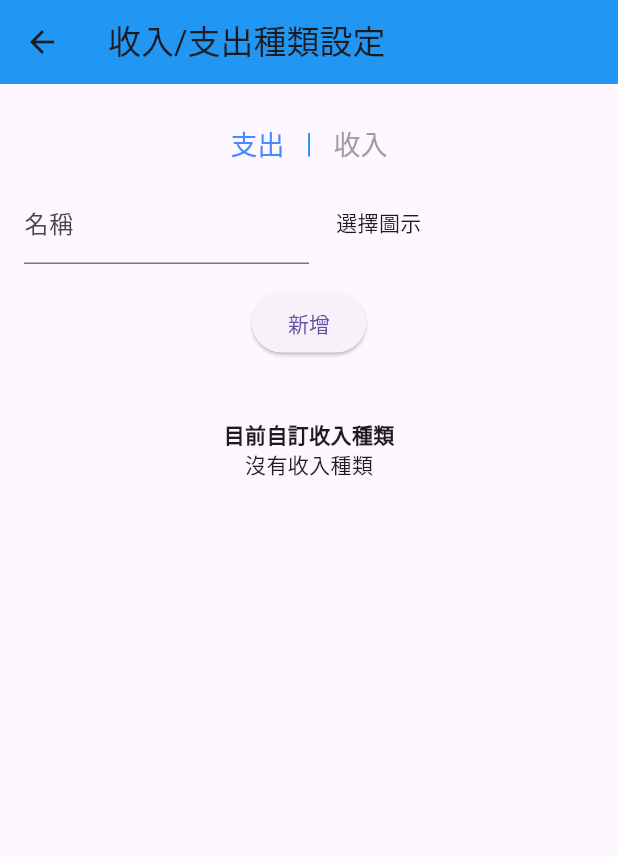
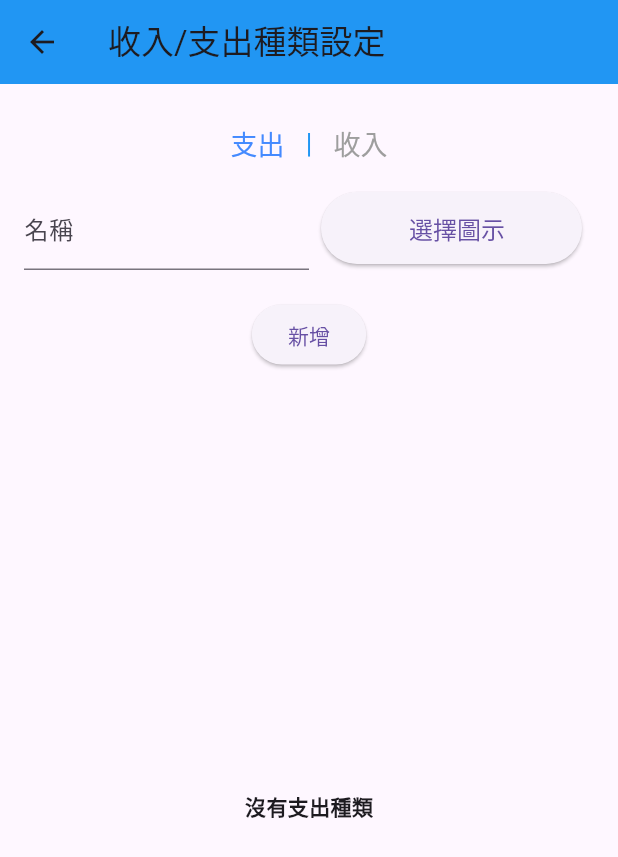
Before and after one commit to ChenYi0725/accounting_app, a Flutter app: the InsertPage screen opened directly with empty values, after a tap on "設定", on a phone screen of 412 x 824 dp. Shown: the top 857 px of the screen. Run offline on Flutter 3.47's test engine with Material 3 defaults, Android fonts, the phone set to English and light mode, and no system bars; our stand-ins replace barcode_widget, math_expressions, sqflite; missing offline and left inert: dart:ffi; accounts and stored records are empty.

Commit message:
fix insert type database and finish the project

```diff
--- a/lib/model/insert_type_list.dart
+++ b/lib/model/insert_type_list.dart
@@ -1,20 +1,60 @@
 import 'package:flutter/material.dart';
+import '../Database/database_helper.dart';
 import '../pages/insert_type_setting_page.dart';
 
 class InsertTypeList extends StatelessWidget {
   final Function(String, IconData) onTypeSelected;
   final List<String> categories;
   final List<IconData> iconCategories;
+  final String transactionType;
+  late Future<List<Map<String, dynamic>>> _transactionTypes;
+  final VoidCallback updatePage;
 
-  InsertTypeList({
-    super.key,
+  InsertTypeList(
+      {super.key,
       required this.onTypeSelected,
       required this.categories,
       required this.iconCategories,
-  });
+      required this.transactionType,
+      required this.updatePage}) {
+    final isExpense = transactionType == "支出" ? 1 : 0;
+    _transactionTypes = _fetchInsertTypesToList(isExpense);
+  }
+  Future<List<Map<String, dynamic>>> _fetchInsertTypesToList(
+      int isExpense) async {
+    final dbHelper = DatabaseHelper();
+    final rawTypes = await dbHelper.fetchInsertTypes(isExpense); // 獲取資料庫類型
+    return rawTypes
+        .map((type) => {
+              'name': type['name'] as String,
+              'icon': IconData(
+                int.parse(type['iconName']),
+                fontFamily: 'MaterialIcons',
+              )
+            })
+        .toList();
+  }
 
   @override
   Widget build(BuildContext context) {
+    return FutureBuilder<List<Map<String, dynamic>>>(
+      future: _transactionTypes,
+      builder: (context, snapshot) {
+        if (snapshot.connectionState == ConnectionState.waiting) {
+          return const Center(child: CircularProgressIndicator()); // 顯示加載中
+        } else if (snapshot.hasError) {
+          return Center(child: Text("加載失敗：${snapshot.error}"));
+        } else {
+          final dynamicTypes = snapshot.data ?? [];
+          final allCategories = [
+            ...categories,
+            ...dynamicTypes.map((type) => type['name'] as String).toList(),
+          ];
+          final allIconCategories = [
+            ...iconCategories,
+            ...dynamicTypes.map((type) => type['icon'] as IconData).toList(),
+          ];
+
           return Expanded(
             child: GridView.builder(
               gridDelegate: const SliverGridDelegateWithFixedCrossAxisCount(
@@ -23,23 +63,26 @@ class InsertTypeList extends StatelessWidget {
                 mainAxisSpacing: 8,
                 childAspectRatio: 2,
               ),
-        itemCount: categories.length + 1,
+              itemCount: allCategories.length + 1,
               itemBuilder: (context, index) {
-          if (index < categories.length) {
+                if (index < allCategories.length) {
                   return ElevatedButton(
                     onPressed: () {
-                onTypeSelected(categories[index], iconCategories[index]);
+                      onTypeSelected(
+                          allCategories[index], allIconCategories[index]);
                     },
-              child: Row(children: [
+                    child: Row(
+                      children: [
                         Icon(
-                  iconCategories[index],
+                          allIconCategories[index],
                           size: 18,
                         ),
                         Text(
-                  categories[index],
+                          allCategories[index],
                           style: const TextStyle(fontSize: 13),
-                )
-              ]), // 顯示文字
+                        ),
+                      ],
+                    ),
                   );
                 } else {
                   return ElevatedButton(
@@ -47,10 +90,14 @@ class InsertTypeList extends StatelessWidget {
                       Navigator.push(
                           context,
                           MaterialPageRoute(
-                            builder: (context) => InsertTypeSettingPage()))
-                    .then((result) {});
+                              builder: (context) => InsertTypeSettingPage(
+                                    updatePage: updatePage,
+                                  ))).then((result) {
+                        updatePage();
+                      });
                     },
-              child: const Row(children: [
+                    child: const Row(
+                      children: [
                         Icon(
                           Icons.settings,
                           color: Colors.black,
@@ -59,12 +106,16 @@ class InsertTypeList extends StatelessWidget {
                         Text(
                           "設定",
                           style: TextStyle(fontSize: 13, color: Colors.black),
-                )
-              ]), // 顯示文字
+                        ),
+                      ],
+                    ),
                   );
                 }
               },
             ),
           );
         }
+      },
+    );
   }
+}
--- a/lib/model/main_page_drawer.dart
+++ b/lib/model/main_page_drawer.dart
@@ -85,7 +85,6 @@ class _MainPageDrawerState extends State<MainPageDrawer> {
                       TextButton(
                         onPressed: () {
                           _updateVehicleNumber(_controller.text);
-
                           Navigator.of(context).pop();
                           widget.updateMainPage();
                         },
@@ -103,7 +102,9 @@ class _MainPageDrawerState extends State<MainPageDrawer> {
               Navigator.push(
                   context,
                   MaterialPageRoute(
-                      builder: (context) => InsertTypeSettingPage()));
+                      builder: (context) => InsertTypeSettingPage(
+                            updatePage: () {},
+                          )));
             },
           ),
         ],
--- a/lib/pages/insert_page.dart
+++ b/lib/pages/insert_page.dart
@@ -46,6 +46,11 @@ class _InsertPageState extends State<InsertPage> {
     } else {
       return accountTypeController.incomeTypeCategories;
     }
+  }
+
+  void updatePage() {
+    print("update");
+    setState(() {});
   }
 
   List<IconData> get iconCategories {
@@ -189,10 +194,14 @@ class _InsertPageState extends State<InsertPage> {
       ),
       body: Column(
         children: [
-          InsertTypeList(
-            onTypeSelected: _onTypeSelected,
-            categories: categories,
-            iconCategories: iconCategories,
+          Expanded(
+            child: InsertTypeList(
+              onTypeSelected: _onTypeSelected,
+              categories: categories,
+              iconCategories: iconCategories,
+              transactionType: transactionType,
+              updatePage: updatePage,
+            ),
           ),
           SizedBox(height: 16),
           Container(
--- a/lib/pages/insert_type_setting_page.dart
+++ b/lib/pages/insert_type_setting_page.dart
@@ -3,6 +3,10 @@ import 'package:flutter/material.dart';
 import '../Database/database_helper.dart';
 
 class InsertTypeSettingPage extends StatefulWidget {
+  final VoidCallback updatePage;
+
+  const InsertTypeSettingPage({super.key, required this.updatePage});
+
   @override
   _InsertTypeSettingPageState createState() => _InsertTypeSettingPageState();
 }
@@ -10,12 +14,11 @@ class InsertTypeSettingPage extends StatefulWidget {
 class _InsertTypeSettingPageState extends State<InsertTypeSettingPage> {
   final TextEditingController _nameController = TextEditingController();
   final TextEditingController _iconController = TextEditingController();
-  bool _isExpense = false;
+  bool _isExpense = true;
   bool isIconChoose = false;
   late Future<List<Map<String, dynamic>>> _expenseTypes;
   late Future<List<Map<String, dynamic>>> _incomeTypes;
   ColorConfig colorConfig = ColorConfig();
-  late String insertType;
   String transactionType = "支出";
 
   final List<IconData> _iconList = [
@@ -29,13 +32,13 @@ class _InsertTypeSettingPageState extends State<InsertTypeSettingPage> {
     Icons.assessment,
     Icons.beach_access,
     Icons.business,
+    Icons.ice_skating,
   ];
 
   @override
   void initState() {
     super.initState();
     _iconController.text = Icons.home.codePoint.toString();
-
     _fetchTypes();
   }
 
@@ -97,14 +100,14 @@ class _InsertTypeSettingPageState extends State<InsertTypeSettingPage> {
           itemBuilder: (context, index) {
             IconData iconData = _iconList[index];
             return IconButton(
-              icon: Icon(iconData, size: 30), // 調整圖示大小
+              icon: Icon(iconData, size: 30),
               onPressed: () {
                 setState(() {
-                  _iconController.text =
-                      iconData.codePoint.toString(); // 設定選擇的圖標
+                  _iconController.text = iconData.codePoint.toString();
                   isIconChoose = true;
+                  widget.updatePage();
+                  Navigator.pop(context);
                 });
-                Navigator.pop(context); // 關閉選擇器
               },
             );
           },
@@ -119,6 +122,13 @@ class _InsertTypeSettingPageState extends State<InsertTypeSettingPage> {
       resizeToAvoidBottomInset: false,
       appBar: AppBar(
         title: const Text('收入/支出種類設定'),
+        leading: IconButton(
+          icon: Icon(Icons.arrow_back),
+          onPressed: () {
+            widget.updatePage;
+            Navigator.pop(context);
+          },
+        ),
         backgroundColor: colorConfig.mainColor,
       ),
       body: Padding(
@@ -142,7 +152,7 @@ class _InsertTypeSettingPageState extends State<InsertTypeSettingPage> {
                         color: transactionType == "支出"
                             ? colorConfig.secondColor
                             : Colors.grey,
-                        fontSize: 18), // 調整文字大小
+                        fontSize: 18),
                   ),
                 ),
                 Text("|",
@@ -180,25 +190,21 @@ class _InsertTypeSettingPageState extends State<InsertTypeSettingPage> {
                   flex: 1,
                   child: Padding(
                     padding: const EdgeInsets.all(8.0),
-                      child: GestureDetector(
-                        onTap: _selectIcon,
-                        child: Center(
-                          child: Row(
-                            children: [
-                              const SizedBox(
-                                width: 10,
-                              ),
-                              isIconChoose &&
+                    child: ElevatedButton.icon(
+                      onPressed: _selectIcon,
+                      icon: isIconChoose &&
                               stringToIcon(_iconController.text) != null
-                                  ? Icon(stringToIcon(_iconController.text),
-                                      size: 24) // 調整圖示大小
+                          ? Icon(stringToIcon(_iconController.text), size: 24)
                           : const SizedBox.shrink(),
-                              const Text("選擇圖示"),
-                            ],
+                      label: const Text('選擇圖示'),
+                      style: ElevatedButton.styleFrom(
+                        padding: const EdgeInsets.symmetric(
+                            vertical: 12, horizontal: 16),
+                        textStyle: const TextStyle(fontSize: 16),
                       ),
                     ),
                   ),
-                    )),
+                ),
               ],
             ),
             const SizedBox(
@@ -212,27 +218,23 @@ class _InsertTypeSettingPageState extends State<InsertTypeSettingPage> {
             ),
             const SizedBox(height: 20),
             Expanded(
-              flex: 1,
-              child: Column(
-                children: [
-                  // 顯示支出類型
-                  if (_isExpense) ...[
-                    const Text('目前自訂支出種類',
-                        style: TextStyle(fontWeight: FontWeight.bold)),
-                    FutureBuilder<List<Map<String, dynamic>>>(
-                      future: _expenseTypes,
+              child: FutureBuilder<List<Map<String, dynamic>>>(
+                future: _isExpense ? _expenseTypes : _incomeTypes,
                 builder: (context, snapshot) {
-                        if (snapshot.connectionState ==
-                            ConnectionState.waiting) {
-                          return const CircularProgressIndicator();
+                  if (snapshot.connectionState == ConnectionState.waiting) {
+                    return const Center(child: CircularProgressIndicator());
                   }
 
                   if (!snapshot.hasData || snapshot.data!.isEmpty) {
-                          return const Center(child: Text('沒有支出種類'));
+                    return Center(
+                      child: Text(
+                        _isExpense ? '沒有支出種類' : '沒有收入種類',
+                        style: const TextStyle(fontWeight: FontWeight.bold),
+                      ),
+                    );
                   }
 
                   return ListView.builder(
-                          shrinkWrap: true,
                     itemCount: snapshot.data!.length,
                     itemBuilder: (context, index) {
                       final type = snapshot.data![index];
@@ -240,7 +242,7 @@ class _InsertTypeSettingPageState extends State<InsertTypeSettingPage> {
                         leading: Icon(
                           IconData(int.parse(type['iconName']),
                               fontFamily: 'MaterialIcons'),
-                                size: 20, // 調整圖示大小
+                          size: 20,
                         ),
                         title: Text(type['name']),
                         trailing: IconButton(
@@ -254,49 +256,6 @@ class _InsertTypeSettingPageState extends State<InsertTypeSettingPage> {
                   );
                 },
               ),
-                  ],
-                  const SizedBox(height: 20),
-                  // 顯示收入類型
-                  if (!_isExpense) ...[
-                    const Text('目前自訂收入種類',
-                        style: TextStyle(fontWeight: FontWeight.bold)),
-                  ],
-                  FutureBuilder<List<Map<String, dynamic>>>(
-                    future: _incomeTypes,
-                    builder: (context, snapshot) {
-                      if (snapshot.connectionState == ConnectionState.waiting) {
-                        return const CircularProgressIndicator();
-                      }
-
-                      if (!snapshot.hasData || snapshot.data!.isEmpty) {
-                        return const Center(child: Text('沒有收入種類'));
-                      }
-
-                      return ListView.builder(
-                        shrinkWrap: true,
-                        itemCount: snapshot.data!.length,
-                        itemBuilder: (context, index) {
-                          final type = snapshot.data![index];
-                          return ListTile(
-                            leading: Icon(
-                              IconData(int.parse(type['iconName']),
-                                  fontFamily: 'MaterialIcons'),
-                              size: 20, // 調整圖示大小
-                            ),
-                            title: Text(type['name']),
-                            trailing: IconButton(
-                              icon: const Icon(Icons.delete),
-                              onPressed: () {
-                                _deleteType(type['id']);
-                              },
-                            ),
-                          );
-                        },
-                      );
-                    },
-                  ),
-                ],
-              ),
             ),
           ],
         ),
```
Also changed, not shown: lib/Database/database_helper.dart (+43 -30 lines), lib/model/bar_code.dart (+6 -2 lines), lib/pages/MainPage.dart (+16 -4 lines), lib/pages/edit_page.dart (+13 -4 lines), lib/pages/type_setting_page.dart (deleted, +0 -15 lines), lib/Controller/categories_manager.dart (added). Lines whose indentation alone changed are shown as unchanged.
